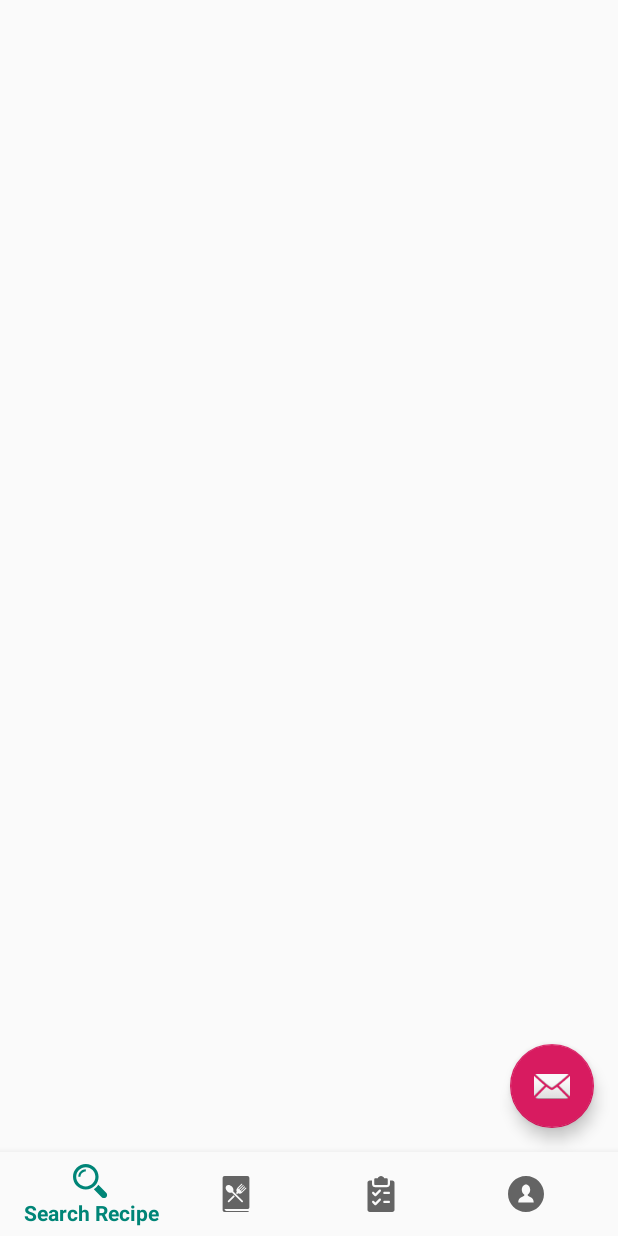
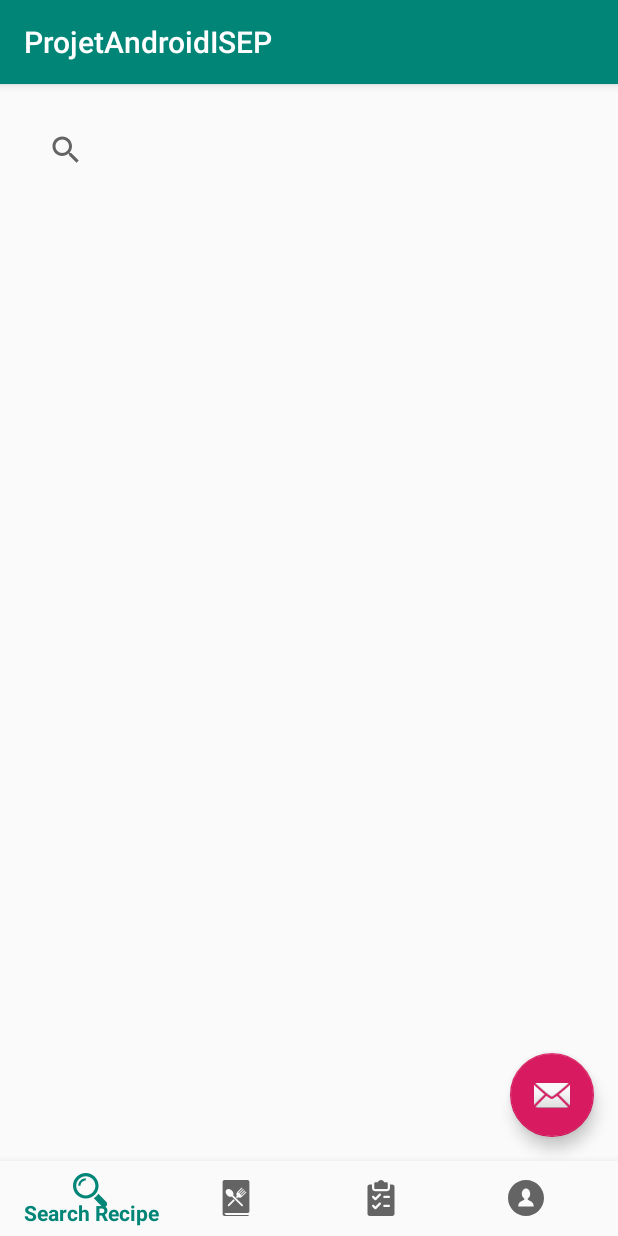
Before and after one commit to callixte-girard/ProjetAndroidISEP, an Android app: the MainActivity screen opened directly, with no data from a screen before it, on a phone screen of 412 x 824 dp. Run offline under Robolectric (Android 15) with nearby library versions, the phone set to English and light mode, and no system bars; our stand-ins replace Volley.

Commit message:
ready with framgents for BNV

```diff
--- a/app/build.gradle
+++ b/app/build.gradle
@@ -21,9 +21,8 @@ android {
 dependencies {
     implementation fileTree(dir: 'libs', include: ['*.jar'])
 
-    implementation 'org.jsoup:jsoup:1.11.1'
-    implementation 'com.android.volley:volley:1.1.0'
-
+    implementation 'org.jsoup:jsoup:1.11.3'
+    implementation 'com.android.volley:volley:1.1.1'
 
     implementation 'com.android.support:appcompat-v7:28.0.0'
     implementation 'com.android.support:design:28.0.0'
--- /dev/null
+++ b/app/src/main/java/fr/isep/c/projetandroidisep/FragMyRecipes.java
@@ -0,0 +1,32 @@
+package fr.isep.c.projetandroidisep;
+
+import android.os.Bundle;
+import android.support.design.widget.FloatingActionButton;
+import android.support.v4.app.Fragment;
+import android.view.LayoutInflater;
+import android.view.View;
+import android.view.ViewGroup;
+
+import fr.isep.c.projetandroidisep.*;
+
+
+public class FragMyRecipes extends Fragment implements View.OnClickListener
+{
+
+
+    View view ;
+
+    @Override
+    public View onCreateView(LayoutInflater inflater, final ViewGroup container, Bundle savedInstanceState)
+    {
+        view = inflater.inflate(R.layout.fragment_my_recipes, container, false);
+
+
+        return view ;
+    }
+
+    @Override
+    public void onClick(View v) {
+
+    }
+}
--- /dev/null
+++ b/app/src/main/java/fr/isep/c/projetandroidisep/FragMyShoppingLists.java
@@ -0,0 +1,32 @@
+package fr.isep.c.projetandroidisep;
+
+import android.os.Bundle;
+import android.support.design.widget.FloatingActionButton;
+import android.support.v4.app.Fragment;
+import android.view.LayoutInflater;
+import android.view.View;
+import android.view.ViewGroup;
+
+import fr.isep.c.projetandroidisep.*;
+
+
+public class FragMyShoppingLists extends Fragment implements View.OnClickListener
+{
+
+
+    View view ;
+
+    @Override
+    public View onCreateView(LayoutInflater inflater, final ViewGroup container, Bundle savedInstanceState)
+    {
+        view = inflater.inflate(R.layout.fragment_my_shopping_lists, container, false);
+
+
+        return view ;
+    }
+
+    @Override
+    public void onClick(View v) {
+
+    }
+}
--- /dev/null
+++ b/app/src/main/java/fr/isep/c/projetandroidisep/FragSearchRecipe.java
@@ -0,0 +1,33 @@
+package fr.isep.c.projetandroidisep;
+
+import android.os.Bundle;
+import android.support.design.widget.FloatingActionButton;
+import android.support.v4.app.Fragment;
+import android.view.LayoutInflater;
+import android.view.View;
+import android.view.ViewGroup;
+
+import fr.isep.c.projetandroidisep.*;
+
+
+public class FragSearchRecipe extends Fragment implements View.OnClickListener
+{
+
+    private FloatingActionButton add_recipe ;
+
+    View view ;
+
+    @Override
+    public View onCreateView(LayoutInflater inflater, final ViewGroup container, Bundle savedInstanceState)
+    {
+        view = inflater.inflate(R.layout.fragment_search_recipe, container, false);
+
+
+        return view ;
+    }
+
+    @Override
+    public void onClick(View v) {
+
+    }
+}
--- /dev/null
+++ b/app/src/main/java/fr/isep/c/projetandroidisep/FragUser.java
@@ -0,0 +1,32 @@
+package fr.isep.c.projetandroidisep;
+
+import android.os.Bundle;
+import android.support.design.widget.FloatingActionButton;
+import android.support.v4.app.Fragment;
+import android.view.LayoutInflater;
+import android.view.View;
+import android.view.ViewGroup;
+
+import fr.isep.c.projetandroidisep.*;
+
+
+public class FragUser extends Fragment implements View.OnClickListener
+{
+
+
+    View view ;
+
+    @Override
+    public View onCreateView(LayoutInflater inflater, final ViewGroup container, Bundle savedInstanceState)
+    {
+        view = inflater.inflate(R.layout.fragment_user, container, false);
+
+
+        return view ;
+    }
+
+    @Override
+    public void onClick(View v) {
+
+    }
+}
--- a/app/src/main/java/fr/isep/c/projetandroidisep/MainActivity.java
+++ b/app/src/main/java/fr/isep/c/projetandroidisep/MainActivity.java
@@ -7,6 +7,8 @@ import android.support.annotation.NonNull;
 import android.support.design.widget.BottomNavigationView;
 import android.support.design.widget.FloatingActionButton;
 import android.support.design.widget.Snackbar;
+import android.support.v4.app.Fragment;
+import android.support.v4.app.FragmentManager;
 import android.support.v7.app.AppCompatActivity;
 import android.util.Log;
 import android.view.MenuItem;
@@ -35,12 +37,16 @@ import fr.isep.c.projetandroidisep.login.LoginActivity;
 import fr.isep.c.projetandroidisep.parseRecette.*;
 
 
-public class MainActivity extends Activity
+public class MainActivity extends AppCompatActivity
 {
+    private BottomNavigationView bnv ;
 
-    private BottomNavigationView bnv ;
-    private FloatingActionButton fab ;
-    private TextView mTextMessage;
+    private FragmentManager frag_manager = getSupportFragmentManager();
+
+    private Fragment frag_search_recipe = new FragSearchRecipe();
+    private Fragment frag_my_recipes = new FragMyRecipes();
+    private Fragment frag_my_shopping_lists = new FragMyShoppingLists();
+    private Fragment frag_user = new FragUser();
 
 
     @Override
@@ -48,7 +54,8 @@ public class MainActivity extends Activity
         super.onCreate(savedInstanceState);
         setContentView(R.layout.activity_main);
 
-        setFabAndBnv();
+        setBottomNavigationDrawer();
+
 
 /*
         Intent intent_from_login_activity = getIntent();
@@ -59,17 +66,14 @@ public class MainActivity extends Activity
                 "Welcome back " + name + " ! :)", Toast.LENGTH_SHORT).show();
 */
 
-
-        // test
-       // parseRecette.execute();
+        ///
     }
 
 
 
-    private void setFabAndBnv() {
-        // sets default fab action
-        fab = findViewById(R.id.fab);
-        setFloatingActionButton_recipes();
+    private void setBottomNavigationDrawer() {
+        // set default bnv item action
+        displayFrag_searchRecipe();
 
         // sets fab action button
         bnv = findViewById(R.id.navigation);
@@ -83,22 +87,22 @@ public class MainActivity extends Activity
                         int id = item.getItemId();
 
                         if (id == R.id.nav_search_recipe) {
-                            setFloatingActionButton_recipes();
+                            displayFrag_searchRecipe();
                             Log.d("bnv", "search_recipe");
                             return true ;
                         }
                         else if (id == R.id.nav_my_recipes) {
-                            setFloatingActionButton_shopping();
+                            displayFrag_myRecipes();
                             Log.d("bnv", "my_recipes");
                             return true ;
                         }
                         else if (id == R.id.nav_my_shopping_lists) {
-                            setFloatingActionButton_user();
+                            displayFrag_myShoppingLists();
                             Log.d("bnv", "my_shopping_lists");
                             return true ;
                         }
                         else if (id == R.id.nav_user) {
-                            setFloatingActionButton_user();
+                            displayFrag_user();
                             Log.d("bnv", "user");
                             return true ;
                         }
@@ -109,36 +113,44 @@ public class MainActivity extends Activity
                 });
     }
 
+    private void displayFrag_searchRecipe()
+    {
+        frag_manager
+                .beginTransaction()
+                .replace(R.id.frame_container, frag_search_recipe)
+                .commit();
 
-    private void setFloatingActionButton_recipes() {
-        //fab = findViewById(R.id.fab);
-        fab.setOnClickListener(new View.OnClickListener() {
-            @Override
-            public void onClick(View v) {
-                Log.d("fab", "recipes");
-            }
-        });
+
     }
 
-    private void setFloatingActionButton_shopping() {
-        //fab = findViewById(R.id.fab);
-        fab.setOnClickListener(new View.OnClickListener() {
-            @Override
-            public void onClick(View v) {
 
-                Log.d("fab", "shopping");
-            }
-        });
+    private void displayFrag_myRecipes()
+    {
+        frag_manager
+                .beginTransaction()
+                .replace(R.id.frame_container, frag_my_recipes)
+                .commit();
+
+
     }
 
-    private void setFloatingActionButton_user() {
-        //fab = findViewById(R.id.fab);
-        fab.setOnClickListener(new View.OnClickListener() {
-            @Override
-            public void onClick(View v) {
-                Log.d("fab", "user");
-            }
-        });
+    private void displayFrag_myShoppingLists()
+    {
+        frag_manager
+                .beginTransaction()
+                .replace(R.id.frame_container, frag_my_shopping_lists)
+                .commit();
+
+
+    }
+
+    private void displayFrag_user()
+    {
+        frag_manager
+                .beginTransaction()
+                .replace(R.id.frame_container, frag_user)
+                .commit();
+
     }
 
 }
--- a/app/src/main/java/fr/isep/c/projetandroidisep/login/LoginActivity.java
+++ b/app/src/main/java/fr/isep/c/projetandroidisep/login/LoginActivity.java
@@ -40,9 +40,10 @@ public class LoginActivity extends AppCompatActivity
         setContentView(R.layout.activity_login);
 
         SharedPreferences sp = getPreferences(MODE_PRIVATE);
-        boolean is_logged = sp.getBoolean("logged", false);
+        boolean logged = sp.getBoolean("logged", false);
+        Log.d("logged", String.valueOf(logged));
 
-        if (is_logged) {
+        if (logged) {
             this.transferToMainActivity();
         } else {
             this.toFragLogin();
--- a/app/src/main/res/layout/activity_login.xml
+++ b/app/src/main/res/layout/activity_login.xml
@@ -4,7 +4,7 @@
     xmlns:tools="http://schemas.android.com/tools"
     android:layout_width="match_parent"
     android:layout_height="match_parent"
-    tools:context=".LoginActivity">
+    tools:context=".login.LoginActivity">
 
 
 
--- a/app/src/main/res/layout/activity_main.xml
+++ b/app/src/main/res/layout/activity_main.xml
@@ -7,28 +7,31 @@
     android:layout_height="match_parent"
     tools:context=".MainActivity">
 
-    <TextView
-        android:id="@+id/message"
-        android:layout_width="wrap_content"
-        android:layout_height="wrap_content"
-        android:layout_marginStart="@dimen/activity_horizontal_margin"
-        android:layout_marginLeft="@dimen/activity_horizontal_margin"
-        android:layout_marginTop="@dimen/activity_vertical_margin"
+    <FrameLayout
+        android:id="@+id/frame_container"
+        android:layout_width="match_parent"
+        android:layout_height="200dp"
+        app:layout_constraintBottom_toTopOf="@id/navigation"
+        app:layout_constraintHorizontal_bias="0.0"
         app:layout_constraintLeft_toLeftOf="parent"
-        app:layout_constraintTop_toTopOf="parent" />
+        app:layout_constraintRight_toRightOf="parent"
+        app:layout_constraintTop_toTopOf="parent"
+        app:layout_constraintVertical_chainStyle="spread_inside">
+
+    </FrameLayout>
 
     <android.support.design.widget.BottomNavigationView
         android:id="@+id/navigation"
-        android:layout_width="0dp"
-        android:layout_height="wrap_content"
-        android:layout_marginStart="0dp"
-        android:layout_marginEnd="0dp"
+        android:layout_width="match_parent"
+        android:layout_height="50dp"
         android:background="?android:attr/windowBackground"
+        app:layout_constraintTop_toBottomOf="@id/frame_container"
         app:layout_constraintBottom_toBottomOf="parent"
         app:layout_constraintLeft_toLeftOf="parent"
         app:layout_constraintRight_toRightOf="parent"
         app:menu="@menu/navigation" />
 
+    <!-- put this in the corresponding activities -->
     <android.support.design.widget.FloatingActionButton
         android:id="@+id/fab"
         android:layout_width="wrap_content"
--- a/app/src/main/res/layout/fragment_forgot_password.xml
+++ b/app/src/main/res/layout/fragment_forgot_password.xml
@@ -8,7 +8,7 @@
     android:layout_centerVertical="true"
     android:layout_centerHorizontal="true"
     android:padding="20dp"
-    tools:context=".LoginActivity">
+    tools:context=".login.LoginActivity">
 
 
 
--- a/app/src/main/res/layout/fragment_login.xml
+++ b/app/src/main/res/layout/fragment_login.xml
@@ -8,7 +8,7 @@
     android:layout_centerVertical="true"
     android:layout_centerHorizontal="true"
     android:padding="20dp"
-    tools:context=".LoginActivity">
+    tools:context=".login.LoginActivity">
 
 
 
--- /dev/null
+++ b/app/src/main/res/layout/fragment_my_recipes.xml
@@ -0,0 +1,6 @@
+<?xml version="1.0" encoding="utf-8"?>
+<android.support.constraint.ConstraintLayout
+    xmlns:android="http://schemas.android.com/apk/res/android" android:layout_width="match_parent"
+    android:layout_height="match_parent">
+
+</android.support.constraint.ConstraintLayout>
--- /dev/null
+++ b/app/src/main/res/layout/fragment_my_shopping_lists.xml
@@ -0,0 +1,6 @@
+<?xml version="1.0" encoding="utf-8"?>
+<android.support.constraint.ConstraintLayout
+    xmlns:android="http://schemas.android.com/apk/res/android" android:layout_width="match_parent"
+    android:layout_height="match_parent">
+
+</android.support.constraint.ConstraintLayout>
--- /dev/null
+++ b/app/src/main/res/layout/fragment_search_recipe.xml
@@ -0,0 +1,24 @@
+<?xml version="1.0" encoding="utf-8"?>
+<LinearLayout xmlns:android="http://schemas.android.com/apk/res/android"
+    xmlns:tools="http://schemas.android.com/tools"
+    android:layout_width="match_parent"
+    android:layout_height="match_parent"
+    android:orientation="vertical"
+    android:padding="20dp"
+    tools:context=".MainActivity">
+
+
+    <SearchView
+        android:id="@+id/search"
+        android:layout_width="match_parent"
+        android:layout_height="wrap_content"/>
+
+    <ListView
+        android:id="@+id/results"
+        android:layout_width="match_parent"
+        android:layout_height="wrap_content">
+    </ListView>
+
+
+
+</LinearLayout>
--- /dev/null
+++ b/app/src/main/res/layout/fragment_user.xml
@@ -0,0 +1,6 @@
+<?xml version="1.0" encoding="utf-8"?>
+<android.support.constraint.ConstraintLayout
+    xmlns:android="http://schemas.android.com/apk/res/android" android:layout_width="match_parent"
+    android:layout_height="match_parent">
+
+</android.support.constraint.ConstraintLayout>
```
Also changed, not shown: 1 other file.
